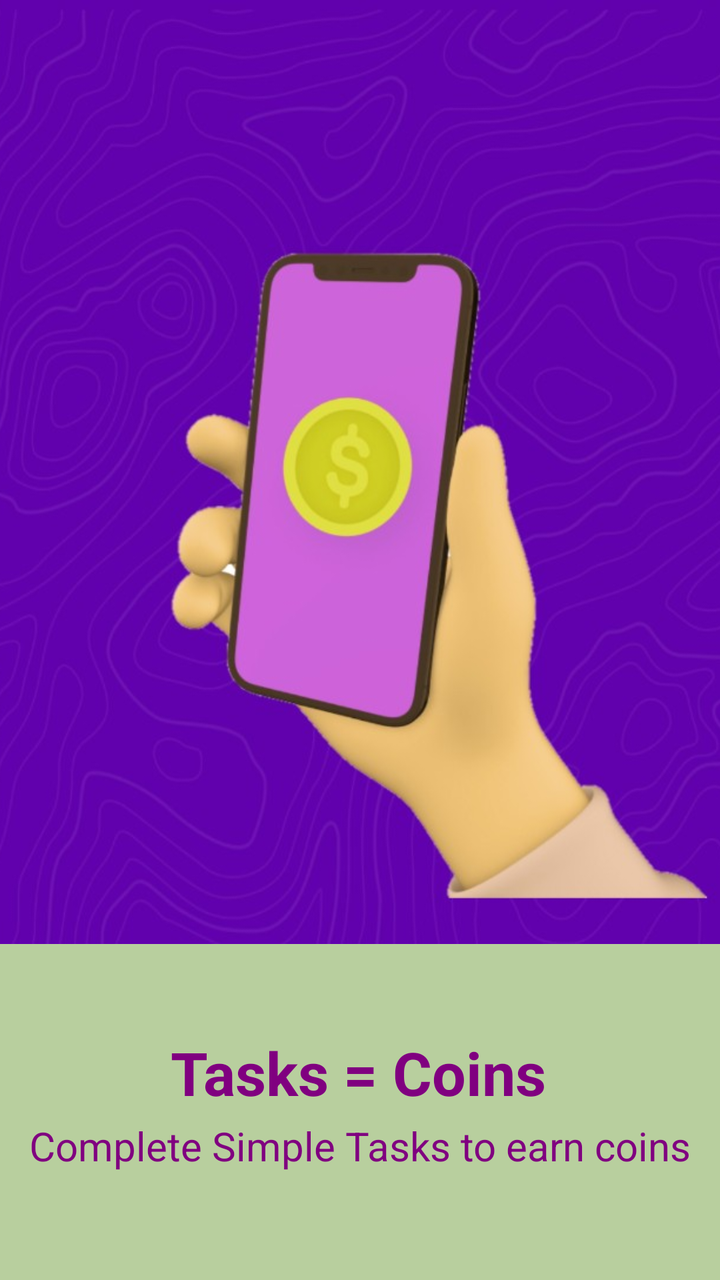
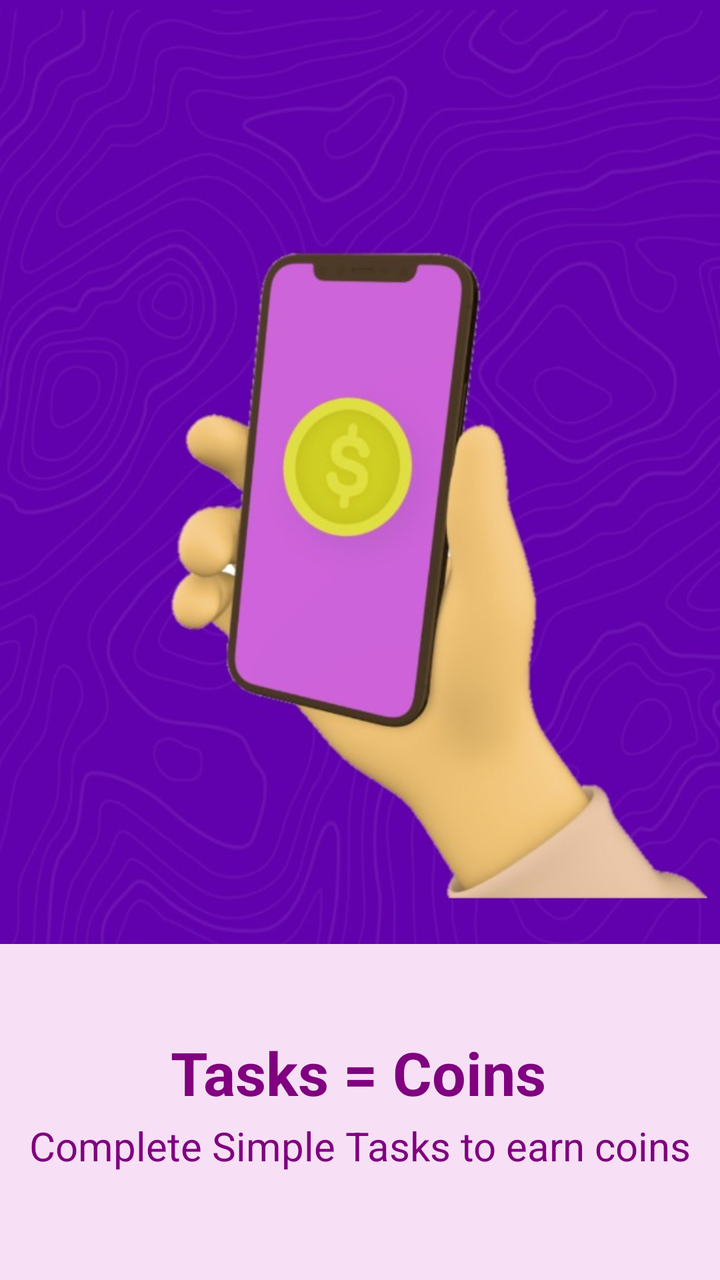

Compare the two renders of this Android layout. The source of the first and the diff that turns it into the second are given below.
<!-- AndroidManifest.xml: application theme Theme.MCashUI -->
<!-- res/layout/slide1.xml -->
<?xml version="1.0" encoding="utf-8"?>
<androidx.constraintlayout.widget.ConstraintLayout
    xmlns:android="http://schemas.android.com/apk/res/android"
    xmlns:app="http://schemas.android.com/apk/res-auto"
    xmlns:tools="http://schemas.android.com/tools"
    android:layout_width="match_parent"
    android:orientation="vertical"
    android:background="@color/fragmentbg"
    android:layout_height="match_parent">

    <ImageView
        android:id="@+id/imageView4"
        android:layout_width="538dp"
        android:layout_height="472dp"
        android:layout_gravity="center"
        android:layout_marginBottom="44dp"
        android:src="@drawable/sldie1img"
        app:layout_constraintBottom_toTopOf="@+id/textView17"
        app:layout_constraintEnd_toEndOf="parent"
        app:layout_constraintHorizontal_bias="0.503"
        app:layout_constraintStart_toStartOf="parent"
        app:layout_constraintTop_toTopOf="parent" />

    <TextView
        android:id="@+id/textView17"
        android:layout_width="wrap_content"
        android:layout_height="wrap_content"
        android:layout_gravity="center"
        android:layout_marginTop="44dp"
        android:text="Tasks = Coins"
        android:textColor="@color/purple"
        android:textSize="30dp"
        android:textStyle="bold"
        app:layout_constraintEnd_toEndOf="parent"
        app:layout_constraintHorizontal_bias="0.497"
        app:layout_constraintStart_toStartOf="parent"
        app:layout_constraintTop_toBottomOf="@+id/imageView4" />

    <TextView
        android:id="@+id/textView18"
        android:layout_width="wrap_content"
        android:layout_height="wrap_content"
        android:layout_gravity="center"
        android:text="Complete Simple Tasks to earn coins"
        android:textColor="@color/purple"
        android:textSize="20dp"
        app:layout_constraintBottom_toBottomOf="parent"
        app:layout_constraintEnd_toEndOf="parent"
        app:layout_constraintStart_toStartOf="parent"
        app:layout_constraintTop_toBottomOf="@+id/textView17"
        app:layout_constraintVertical_bias="0.054" />


</androidx.constraintlayout.widget.ConstraintLayout>
<!-- resources referenced by this layout -->
<resources>
  <color name="fragmentbg">#B8CF9E</color>
  <color name="purple">#800080</color>
  <!-- drawable sldie1img: jpg bitmap (drawable, 64425 bytes) -->
  <style name="Theme.MCashUI" parent="Theme.MaterialComponents.DayNight.DarkActionBar">
          
          <item name="colorPrimary">@color/purple_500</item>
          <item name="colorPrimaryVariant">@color/purple_700</item>
          <item name="colorOnPrimary">@color/white</item>
          
          <item name="colorSecondary">@color/teal_200</item>
          <item name="colorSecondaryVariant">@color/teal_700</item>
          <item name="colorOnSecondary">@color/black</item>
          
          <item name="android:statusBarColor">?attr/colorPrimaryVariant</item>
          
      </style>
  <color name="purple_500">#FF6200EE</color>
  <color name="purple_700">#FF3700B3</color>
  <color name="white">#FFFFFFFF</color>
  <color name="teal_200">#FF03DAC5</color>
  <color name="teal_700">#FF018786</color>
  <color name="black">#FF000000</color>
</resources>

<!-- the commit's change to res/layout/slide1.xml (unified diff, before → after) -->
@@ -5,7 +5,7 @@
     xmlns:tools="http://schemas.android.com/tools"
     android:layout_width="match_parent"
     android:orientation="vertical"
-    android:background="@color/fragmentbg"
+    android:background="@color/pinky"
     android:layout_height="match_parent">
 
     <ImageView
<!-- resource entries referenced after the edit -->
@@ -1,6 +1,6 @@
 <!-- resources referenced by this layout -->
 <resources>
-  <color name="fragmentbg">#B8CF9E</color>
+  <color name="pinky">#5EEAACE4</color>
   <color name="purple">#800080</color>
   <!-- drawable sldie1img: jpg bitmap (drawable, 64425 bytes) -->
   <style name="Theme.MCashUI" parent="Theme.MaterialComponents.DayNight.DarkActionBar">
